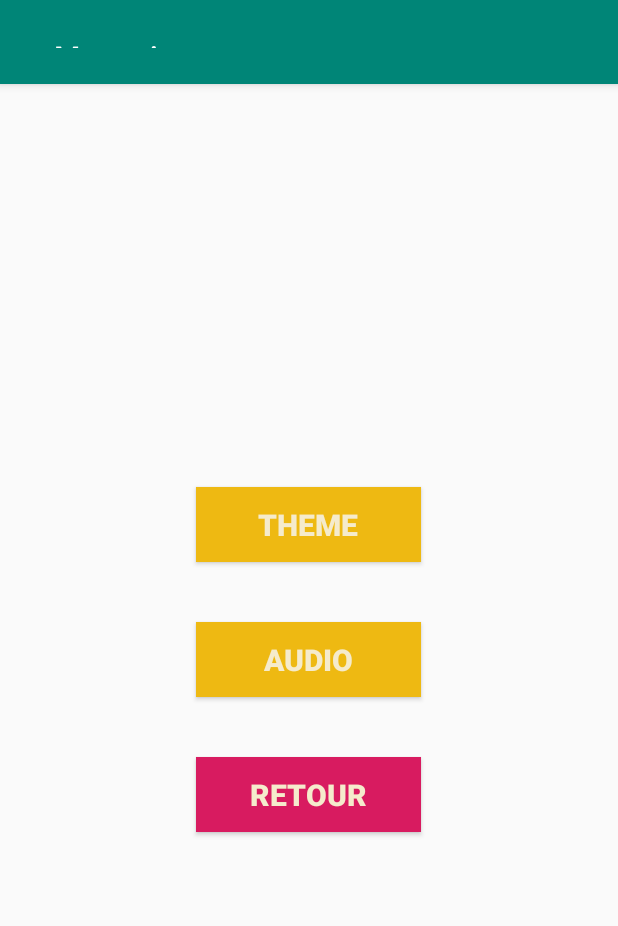
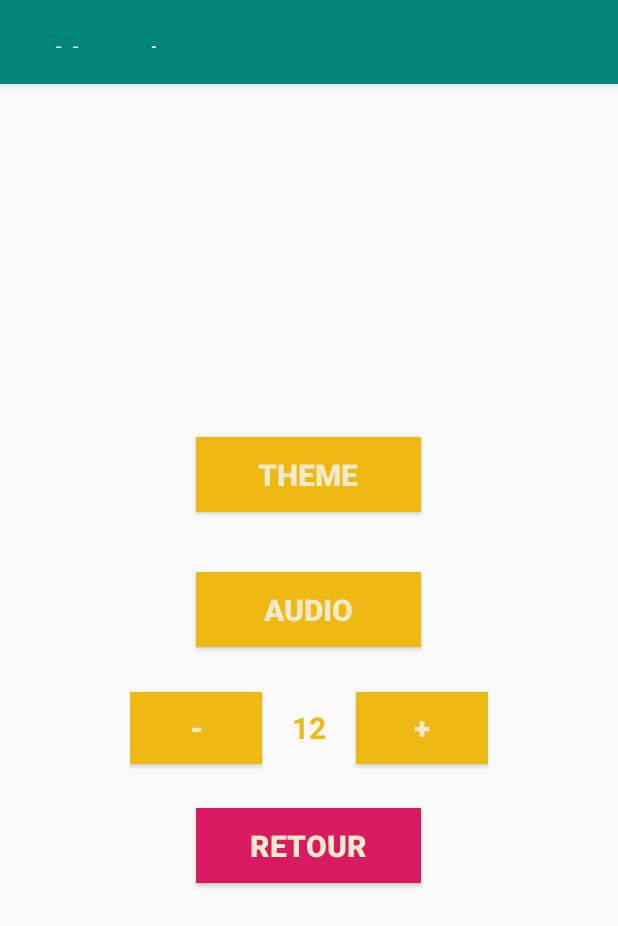
Before and after one commit to Tematuanui/Memoria, an Android app: the screen it shows after launch (OptionsActivity), after a tap on "OPTIONS", on a phone screen of 412 x 824 dp. Shown: the top 926 px of the screen. Run offline under Robolectric (Android 15) with nearby library versions, the phone set to English and light mode, and no system bars.

Commit message:
ajout du nombre de cartes aux options..

```diff
--- a/app/src/main/java/fr/utt/if26/memoria/Memory.java
+++ b/app/src/main/java/fr/utt/if26/memoria/Memory.java
@@ -16,7 +16,10 @@ import static android.content.Context.MODE_PRIVATE;
 class Memory {
 
     private static final int MAX_SAVES = 5;
+    public static final int DEFAULT_CARDS_AMOUNT = 12;
+
     private static Memory instance;
+
     private Context context;
 
     private Memory(Context ctx0) {
@@ -189,4 +192,25 @@ class Memory {
         editor.putString("bestScores", str_bestScores);
         editor.commit();
     }
+
+    public void setNbCartes(int nbCartes) {
+        SharedPreferences sharedPref = this.context.getSharedPreferences("Options", MODE_PRIVATE);
+        SharedPreferences.Editor editor = sharedPref.edit();
+        editor.putString("nbCartes", String.valueOf(nbCartes));
+        editor.commit();
+    }
+
+    public int getNbCartes() {
+        SharedPreferences sharedPref = this.context.getSharedPreferences("Options", MODE_PRIVATE);
+        String str_nbCartes = sharedPref.getString("nbCartes", null);
+
+        int nbCartes = 0;
+        try {
+            nbCartes = Integer.parseInt(str_nbCartes);
+        } catch(NumberFormatException e) {
+            nbCartes = Memory.DEFAULT_CARDS_AMOUNT;
+        }
+
+        return nbCartes;
+    }
 }
--- /dev/null
+++ b/app/src/main/java/fr/utt/if26/memoria/Option.java
@@ -0,0 +1,68 @@
+package fr.utt.if26.memoria;
+
+import android.content.Context;
+
+import java.util.ArrayList;
+
+public class Option {
+
+    private static Option instance = null;
+
+    private int nbCartes;
+    private Context context;
+
+    private Option(Context ctx) {
+        this.nbCartes = -1;
+        this.context = ctx;
+    }
+
+    public static Option getInstance(Context ctx) {
+        if( Option.instance == null )
+            Option.instance = new Option(ctx);
+        else
+            Option.instance.setContext(ctx);
+
+        return Option.instance;
+    }
+
+    public void setContext(Context c) {
+        this.context = c;
+    }
+
+    public void setNbCartes(int nbCartes0) {
+        if( (nbCartes0%2)==1 || nbCartes0 < 0 ) return;
+
+        this.nbCartes = nbCartes0;
+
+        Memory m = Memory.getInstance(this.context);
+        m.setNbCartes(nbCartes0);
+    }
+
+    public int getNbCartes() {
+        if( this.nbCartes < 0 ) {
+            Memory m = Memory.getInstance(this.context);
+            this.nbCartes = m.getNbCartes();
+        }
+
+        return this.nbCartes;
+    }
+
+    public int[] getPossibleCardsAmount() {
+        ArrayList<Integer> out = new ArrayList<Integer>();
+
+        for( int i=2 ; i<10 ; i++ ) {
+            for( int j=0 ; j<2 ; j++ ) {
+                if( (i*(i+j))%2 == 0 && !out.contains(i*(i+j)) ) {
+                    out.add( new Integer(i*(i+j)) );
+                }
+            }
+        }
+
+        int[] intArray = new int[out.size()];
+        for (int i = 0; i < intArray.length; i++) {
+            intArray[i] = out.get(i);
+        }
+
+        return intArray;
+    }
+}
--- a/app/src/main/res/layout/activity_options.xml
+++ b/app/src/main/res/layout/activity_options.xml
@@ -28,6 +28,35 @@
             android:gravity="center"
             android:text="AUDIO" />
 
+        <LinearLayout
+            android:layout_width="wrap_content"
+            android:layout_height="wrap_content"
+            android:orientation="horizontal">
+
+            <Button
+                android:id="@+id/options_bt_lessCards"
+                android:layout_width="wrap_content"
+                android:layout_height="wrap_content"
+                android:layout_weight="1"
+                android:text="-" />
+
+            <TextView
+                android:id="@+id/options_txt_nbCartes"
+                android:layout_width="wrap_content"
+                android:layout_height="wrap_content"
+                android:layout_weight="1"
+                android:text="0"
+                android:textAlignment="center"
+                android:textSize="20dp" />
+
+            <Button
+                android:id="@+id/options_bt_moreCards"
+                android:layout_width="wrap_content"
+                android:layout_height="wrap_content"
+                android:layout_weight="1"
+                android:text="+" />
+        </LinearLayout>
+
         <Button
             android:id="@+id/options_bt_retour"
             style="@style/WonderButtonQuitter"
```
Also changed, not shown: app/src/main/java/fr/utt/if26/memoria/JouerActivity.java (+11 -2 lines), app/src/main/java/fr/utt/if26/memoria/OptionsActivity.java (+54 -6 lines).
